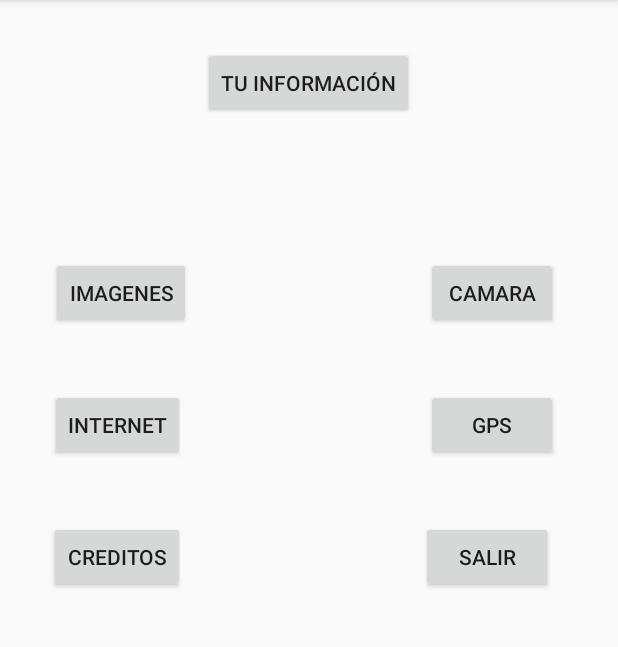
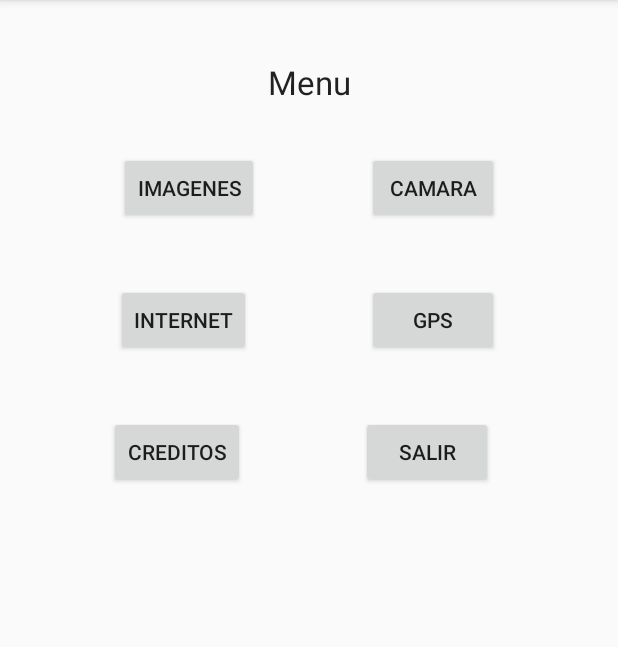
Before and after one commit to Leojfl/Objetos, an Android app: the MenuActivity screen opened directly, with no data from a screen before it, on a phone screen of 412 x 824 dp, the part 84-731 px from its top. Run offline under Robolectric (Android 15) with nearby library versions, the phone set to English and light mode, and no system bars.

Commit message:
Merge branch 'master' of https://github.com/Leojfl/Objetos
# Conflicts:
#	app/src/main/AndroidManifest.xml

```diff
--- a/app/src/main/java/com/example/objetos/Datos.java
+++ b/app/src/main/java/com/example/objetos/Datos.java
@@ -71,6 +71,12 @@ public class Datos extends AppCompatActivity implements View.OnClickListener {
             case R.id.btn_siguiente:
                 sNomUser = etUsuario.getText().toString();
                 sTelUser = etTelefono.getText().toString();
+
+
+
+
+
+
                 sFechaUser= etFecha.getText().toString();
 
                 if ((validaCadena(sNomUser) && validaCadena(sTelUser)) && validaCadena(sFechaUser) ) {
--- a/app/src/main/java/com/example/objetos/MenuActivity.java
+++ b/app/src/main/java/com/example/objetos/MenuActivity.java
@@ -75,6 +75,8 @@ public class MenuActivity extends AppCompatActivity implements View.OnClickListe
                 startActivity(intentComunication);
                 break;
             case R.id.btn_credits:
+                intentComunication = new Intent(this, CreditosActivity.class);
+                startActivity(intentComunication);
                 break;
             case R.id.btn_gps:
                 intentComunication = new Intent(this, MapsActivity.class);
@@ -83,12 +85,10 @@ public class MenuActivity extends AppCompatActivity implements View.OnClickListe
 
                 break;
             case R.id.btn_images:
-
                 intentComunication = new Intent(this, ImagesActivity.class);
                 startActivity(intentComunication);
                 break;
-            case R.id.btn_information:
-                break;
+
             case R.id.btn_internet:
                 intentComunication = new Intent(this, InternetActivity.class);
                 startActivity(intentComunication);
--- a/app/src/main/res/layout/activity_camera.xml
+++ b/app/src/main/res/layout/activity_camera.xml
@@ -16,9 +16,9 @@
         android:layout_height="wrap_content"
         android:layout_marginStart="8dp"
         android:layout_marginLeft="8dp"
-        android:layout_marginTop="8dp"
         android:layout_marginEnd="8dp"
         android:layout_marginRight="8dp"
+        app:layout_constraintBottom_toBottomOf="parent"
         app:layout_constraintEnd_toEndOf="parent"
         app:layout_constraintHorizontal_bias="0.498"
         app:layout_constraintStart_toStartOf="parent"
--- a/app/src/main/res/layout/activity_menu.xml
+++ b/app/src/main/res/layout/activity_menu.xml
@@ -9,7 +9,8 @@
     <androidx.constraintlayout.widget.ConstraintLayout
         android:layout_width="match_parent"
         android:layout_height="match_parent"
-    >
+        android:descendantFocusability="blocksDescendants"
+        android:drawingCacheQuality="auto">
 
 
         <Button
@@ -21,7 +22,7 @@
             android:layout_marginRight="8dp"
             android:text="@string/menu_internet"
             app:layout_constraintEnd_toEndOf="@+id/btn_images"
-        app:layout_constraintHorizontal_bias="0.273"
+            app:layout_constraintHorizontal_bias="0.5"
             app:layout_constraintStart_toStartOf="@+id/btn_images"
             app:layout_constraintTop_toBottomOf="@+id/btn_images" />
 
@@ -31,8 +32,9 @@
             android:layout_height="wrap_content"
             android:layout_marginTop="40dp"
             android:text="@string/menu_gps"
+            app:layout_constraintBottom_toTopOf="@+id/btn_exit"
             app:layout_constraintEnd_toEndOf="@+id/btn_camera"
-        app:layout_constraintHorizontal_bias="0.403"
+            app:layout_constraintHorizontal_bias="0.5"
             app:layout_constraintStart_toStartOf="@+id/btn_camera"
             app:layout_constraintTop_toBottomOf="@+id/btn_camera" />
 
@@ -43,44 +45,25 @@
             android:layout_marginTop="40dp"
             android:layout_marginEnd="8dp"
             android:layout_marginRight="8dp"
-        android:layout_marginBottom="8dp"
             android:text="@string/menu_credits"
-        app:layout_constraintBottom_toBottomOf="parent"
             app:layout_constraintEnd_toEndOf="@+id/btn_internet"
-        app:layout_constraintHorizontal_bias="0.145"
+            app:layout_constraintHorizontal_bias="0.5"
             app:layout_constraintStart_toStartOf="@+id/btn_internet"
-        app:layout_constraintTop_toBottomOf="@+id/btn_internet"
-        app:layout_constraintVertical_bias="0.0" />
+            app:layout_constraintTop_toBottomOf="@+id/btn_internet" />
 
         <Button
             android:id="@+id/btn_camera"
             android:layout_width="wrap_content"
             android:layout_height="wrap_content"
-        android:layout_marginStart="8dp"
-        android:layout_marginLeft="8dp"
-        android:layout_marginTop="92dp"
+            android:layout_marginTop="32dp"
             android:layout_marginEnd="8dp"
             android:layout_marginRight="8dp"
             android:text="@string/menu_camera"
+            app:layout_constraintBottom_toTopOf="@+id/btn_gps"
             app:layout_constraintEnd_toEndOf="parent"
-        app:layout_constraintHorizontal_bias="0.0"
-        app:layout_constraintStart_toEndOf="@+id/btn_information"
-        app:layout_constraintTop_toBottomOf="@+id/btn_information" />
-
-    <Button
-        android:id="@+id/btn_information"
-        android:layout_width="wrap_content"
-        android:layout_height="wrap_content"
-        android:layout_marginEnd="8dp"
-        android:layout_marginRight="8dp"
-        android:layout_marginBottom="8dp"
-        android:text="@string/menu_information"
-        app:layout_constraintBottom_toBottomOf="parent"
-        app:layout_constraintEnd_toEndOf="parent"
-        app:layout_constraintHorizontal_bias="0.515"
-        app:layout_constraintStart_toStartOf="parent"
-        app:layout_constraintTop_toTopOf="parent"
-        app:layout_constraintVertical_bias="0.091" />
+            app:layout_constraintHorizontal_bias="0.5"
+            app:layout_constraintStart_toEndOf="@+id/btn_images"
+            app:layout_constraintTop_toBottomOf="@+id/textView" />
 
         <Button
             android:id="@+id/btn_exit"
@@ -93,7 +76,7 @@
             android:text="@string/menu_exit"
             app:layout_constraintBottom_toBottomOf="parent"
             app:layout_constraintEnd_toEndOf="@+id/btn_gps"
-        app:layout_constraintHorizontal_bias="0.448"
+            app:layout_constraintHorizontal_bias="0.5"
             app:layout_constraintStart_toStartOf="@+id/btn_gps"
             app:layout_constraintTop_toBottomOf="@+id/btn_gps"
             app:layout_constraintVertical_bias="0.0" />
@@ -104,14 +87,27 @@
             android:layout_height="wrap_content"
             android:layout_marginStart="8dp"
             android:layout_marginLeft="8dp"
-        android:layout_marginTop="92dp"
+            android:layout_marginTop="32dp"
+            android:text="@string/menu_images"
+            app:layout_constraintEnd_toStartOf="@+id/btn_camera"
+            app:layout_constraintHorizontal_bias="0.5"
+            app:layout_constraintStart_toStartOf="parent"
+            app:layout_constraintTop_toBottomOf="@+id/textView" />
+
+        <TextView
+            android:id="@+id/textView"
+            android:layout_width="wrap_content"
+            android:layout_height="wrap_content"
+            android:layout_marginStart="8dp"
+            android:layout_marginLeft="8dp"
+            android:layout_marginTop="40dp"
             android:layout_marginEnd="8dp"
             android:layout_marginRight="8dp"
-        android:text="@string/menu_images"
-        app:layout_constraintEnd_toStartOf="@+id/btn_information"
-        app:layout_constraintHorizontal_bias="1.0"
+            android:text="Menu"
+            android:textAppearance="@style/TextAppearance.AppCompat.Large"
+            app:layout_constraintEnd_toEndOf="parent"
             app:layout_constraintStart_toStartOf="parent"
-        app:layout_constraintTop_toBottomOf="@+id/btn_information" />
+            app:layout_constraintTop_toTopOf="parent" />
 
 
     </androidx.constraintlayout.widget.ConstraintLayout>
```
Also changed, not shown: app/src/main/AndroidManifest.xml (+4 -10 lines), app/src/main/res/layout/activity_bienvenido.xml (+23 -15 lines), app/src/main/res/layout/activity_datos.xml (+25 -15 lines), app/src/main/res/layout/activity_login.xml (+8 -4 lines). Lines whose indentation alone changed are shown as unchanged.
